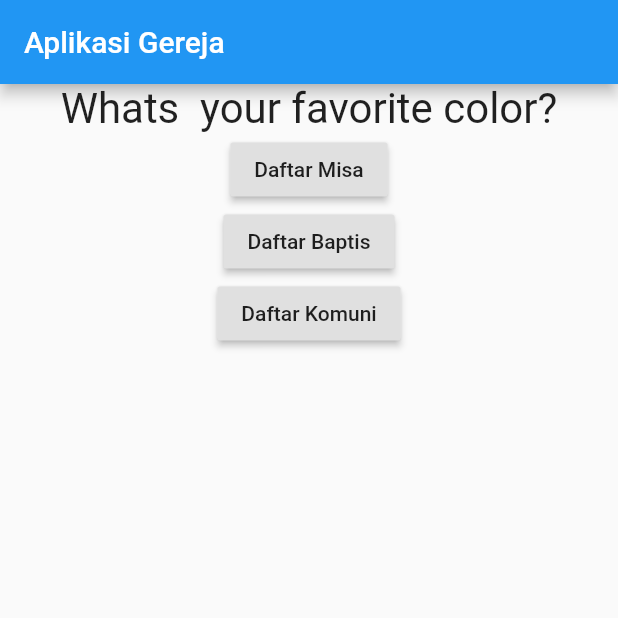
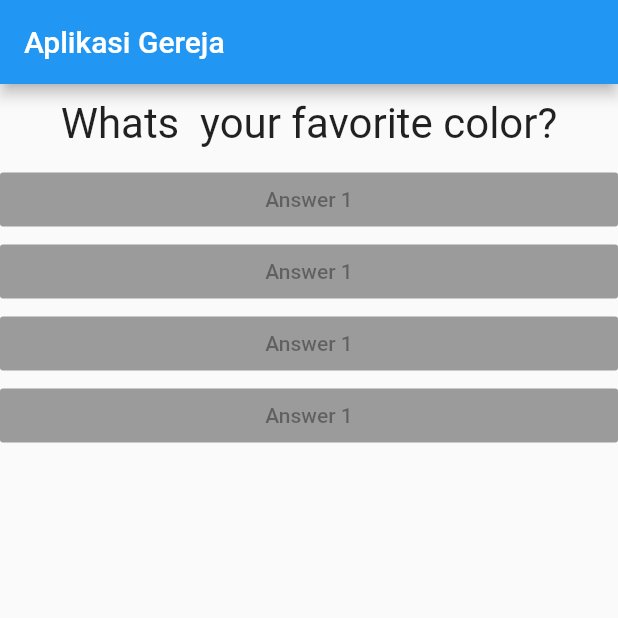
Before and after one commit to DavidDimasPatty/Belajar_Flutter, a Flutter app: the screen it shows after launch, on a phone screen of 412 x 824 dp, the top half of it. Run offline on Flutter 3.47's test engine with Material 2 defaults, Android fonts, the phone set to English and light mode, and no system bars.

Commit message:
class answer

```diff
--- /dev/null
+++ b/lib/answer.dart
@@ -0,0 +1,18 @@
+import 'package:flutter/src/foundation/key.dart';
+import 'package:flutter/src/widgets/framework.dart';
+
+import 'package:flutter/material.dart';
+
+class Answer extends StatelessWidget {
+  @override
+  Widget build(BuildContext context) {
+    return Container(
+      width: double.infinity,
+      child: RaisedButton(
+        color: Colors.blue,
+        child: Text('Answer 1'),
+        onPressed: null,
+      ),
+    );
+  }
+}
--- a/lib/main.dart
+++ b/lib/main.dart
@@ -1,6 +1,7 @@
 import 'package:first_app/question.dart';
 import 'package:flutter/material.dart';
 import './question.dart';
+import './answer.dart';
 
 // void main() {
 //   runApp(MyApp());
@@ -49,19 +50,10 @@ class _MyAppState extends State<MyApp> {
             Question(
               _questions[_questionIndex],
             ),
-            RaisedButton(
-              child: Text('Daftar Misa'),
-              onPressed: _answerQuestion,
-            ),
-            RaisedButton(
-              child: Text('Daftar Baptis'),
-              // onPressed: () => print('Choosen'),
-              onPressed: _answerQuestion,
-            ),
-            RaisedButton(
-              child: Text('Daftar Komuni'),
-              onPressed: _answerQuestion,
-            ),
+            Answer(),
+            Answer(),
+            Answer(),
+            Answer(),
           ],
         ),
       ),
--- a/lib/question.dart
+++ b/lib/question.dart
@@ -13,6 +13,7 @@ class Question extends StatelessWidget {
   Widget build(BuildContext context) {
     return Container(
         width: double.infinity,
+        margin: EdgeInsets.all(10),
         child: Text(
           questionIndex,
           style: TextStyle(fontSize: 28),
```
